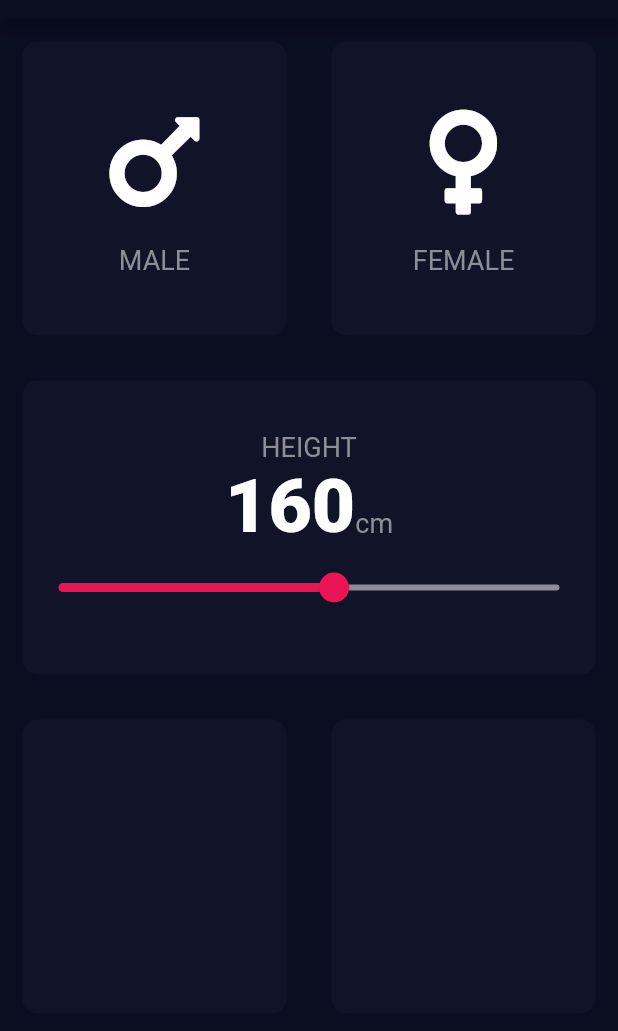
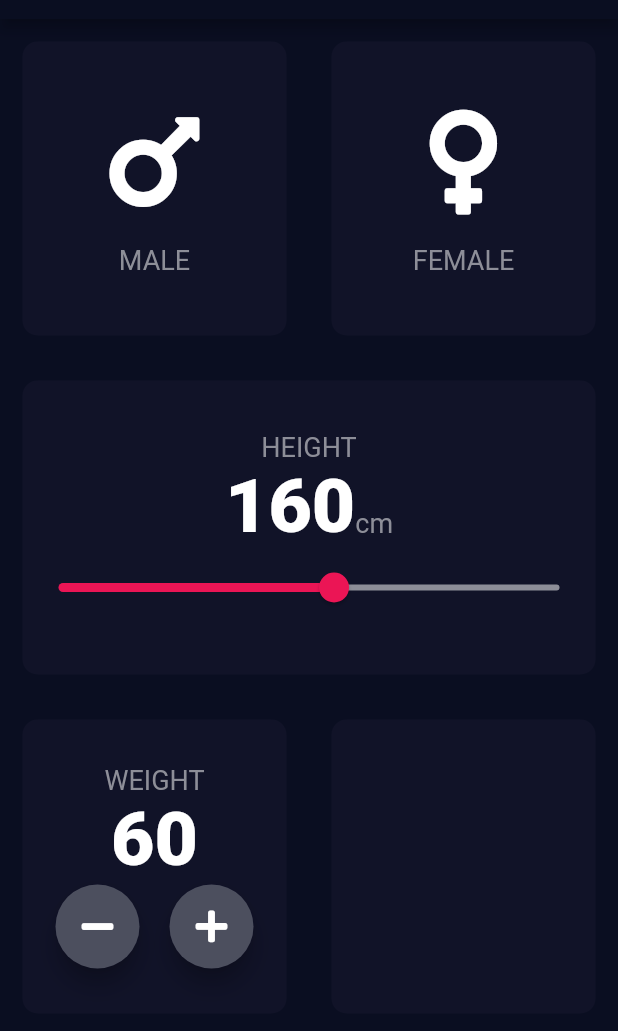
Before and after one commit to Mina329/BMI-Calculator-Flutter-, a Flutter app: the screen it shows after launch, on a phone screen of 412 x 824 dp, the part 65-1096 px from its top. Run offline on Flutter 3.47's test engine with Material 2 defaults, Android fonts, the phone set to English and light mode, and no system bars; our stand-ins replace font_awesome_flutter.

Commit message:
Add Weight Widget

```diff
--- a/lib/RoundActionButton.dart
+++ b/lib/RoundActionButton.dart
@@ -0,0 +1,27 @@
+import 'package:flutter/material.dart';
+import 'constants.dart';
+import 'input_page.dart';
+
+class RoundActionButton extends StatelessWidget {
+  final IconData icon;
+  final VoidCallback onPressed;
+  RoundActionButton(
+      {required this.icon, required this.onPressed});
+
+  @override
+  Widget build(BuildContext context) {
+    return RawMaterialButton(
+      onPressed: onPressed,
+      elevation: 6.0,
+      constraints: BoxConstraints.tightFor(
+        width: 56.0,
+        height: 56.0,
+      ),
+      fillColor: kRoundButtonColor,
+      child: Icon(
+        icon,
+      ),
+      shape: CircleBorder(),
+    );
+  }
+}
--- a/lib/input_page.dart
+++ b/lib/input_page.dart
@@ -3,8 +3,10 @@ import 'package:font_awesome_flutter/font_awesome_flutter.dart';
 import 'reusable_card.dart';
 import 'type_icon.dart';
 import 'constants.dart';
+import 'RoundActionButton.dart';
 
 enum Gender { Male, Female }
+
 
 class InputPage extends StatefulWidget {
   @override
@@ -13,7 +15,10 @@ class InputPage extends StatefulWidget {
 
 class _State extends State<InputPage> {
   Gender? selectedGender;
-  int height = 160 ;
+  int height = 160;
+  int weight = 60;
+  int age = 20;
+
   @override
   Widget build(BuildContext context) {
     return Scaffold(
@@ -93,10 +98,10 @@ class _State extends State<InputPage> {
                   Slider(
                     value: height.toDouble(),
                     activeColor: kBottombuttoncolor,
-                    inactiveColor: Color(0xFF8D8E98),
+                    inactiveColor: kTextColor,
                     min: 50.0,
                     max: 250.0,
-                    onChanged: (double d){
+                    onChanged: (double d) {
                       setState(() {
                         height = d.round();
                       });
@@ -110,10 +115,51 @@ class _State extends State<InputPage> {
             child: Row(
               children: [
                 Expanded(
-                  child: ReusableCard(colour: kInactivebuttoncolor),
+                  child: ReusableCard(
+                    colour: kInactivebuttoncolor,
+                    Child: Column(
+                      mainAxisAlignment: MainAxisAlignment.center,
+                      children: [
+                        Text(
+                          'WEIGHT',
+                          style: kLabelTextStyle,
+                        ),
+                        Text(
+                          weight.toString(),
+                          style: kNumberStyle,
+                        ),
+                        Row(
+                          mainAxisAlignment: MainAxisAlignment.center,
+                          children: [
+                            RoundActionButton(
+                              icon: FontAwesomeIcons.minus,
+                              onPressed: (){
+                                setState(() {
+                                  weight--;
+                                });
+                              },
+                            ),
+                            SizedBox(
+                              width: 20.0,
+                            ),
+                            RoundActionButton(
+                              icon: FontAwesomeIcons.plus,
+                              onPressed: (){
+                                setState(() {
+                                  weight++;
+                                });
+                              },
+                            )
+                          ],
+                        ),
+                      ],
+                    ),
+                  ),
                 ),
                 Expanded(
-                  child: ReusableCard(colour: kInactivebuttoncolor),
+                  child: ReusableCard(
+                    colour: kInactivebuttoncolor,
+                  ),
                 ),
               ],
             ),
```
